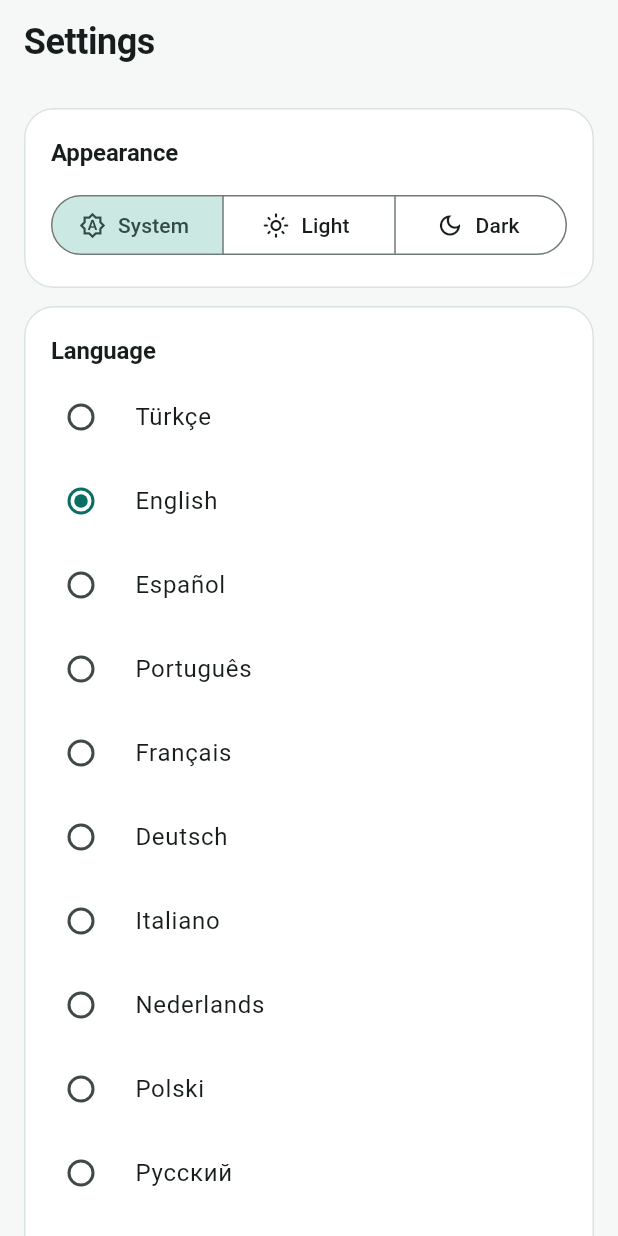
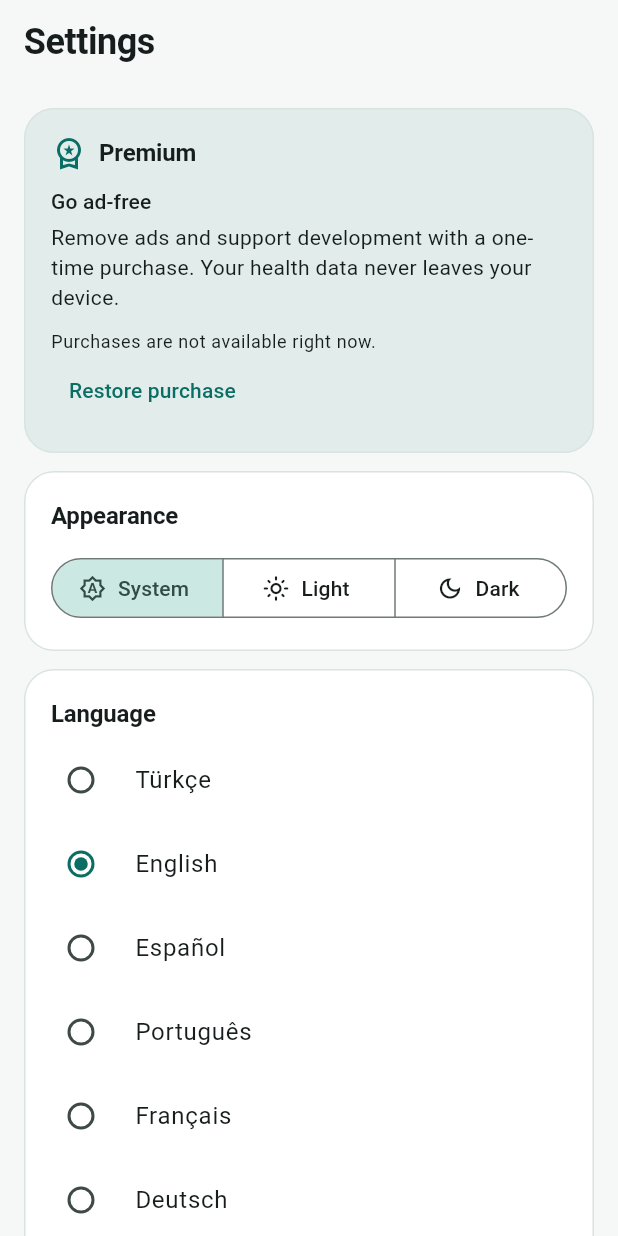
Before and after one commit to XPersPective/n-keto-tracker, a Flutter app: the SettingsPage screen opened by its route, on a phone screen of 412 x 824 dp. Run offline on Flutter 3.47's test engine with Material 3 defaults, Android fonts, the phone set to English and light mode, and no system bars; our stand-ins replace drift, fl_chart, flutter_riverpod, flutter_secure_storage, go_router, google_mobile_ads and 2 more; accounts and stored records are empty; generated files the repository leaves out were written again.

Commit message:
feat(monetization): AdMob (NPA, UMP, G) + Play Billing premium + imza yapılandırması + offline kontrol politikası [PB-014]
PB-Task: PB-014
PB-Verification: domain
PB-Risk: high

```diff
--- a/lib/app/app.dart
+++ b/lib/app/app.dart
@@ -3,6 +3,7 @@ import 'package:flutter_localizations/flutter_localizations.dart';
 import 'package:flutter_riverpod/flutter_riverpod.dart';
 
 import '../core/config/app_config.dart';
+import '../core/monetization/ads_controller.dart';
 import 'l10n/generated/app_localizations.dart';
 import 'locale_provider.dart';
 import 'router.dart';
@@ -22,6 +23,7 @@ class NKetoApp extends ConsumerWidget {
 
   @override
   Widget build(BuildContext context, WidgetRef ref) {
+    ref.watch(adsProvider); // UMP onamı + AdMob başlatma (yalnız Android)
     return MaterialApp.router(
       title: AppConfig.appBrandName,
       debugShowCheckedModeBanner: false,
--- /dev/null
+++ b/lib/core/monetization/monetization_config.dart
@@ -0,0 +1,27 @@
+import 'dart:io' show Platform;
+
+import 'package:flutter/foundation.dart' show kIsWeb;
+
+/// Reklam + ödeme yapılandırması (ADR-PB-012). Varsayılanlar Google'ın
+/// herkese açık TEST kimlikleridir; üretimde `--dart-define` ile
+/// gerçek değerler verilir (sır değil ama hesaba bağlıdır).
+abstract final class MonetizationConfig {
+  static const String premiumProductId = String.fromEnvironment(
+    'PREMIUM_PRODUCT_ID',
+    defaultValue: 'premium_remove_ads',
+  );
+
+  /// Google'ın test banner birimi.
+  static const String bannerUnitId = String.fromEnvironment(
+    'ADMOB_BANNER_UNIT_ID',
+    defaultValue: 'ca-app-pub-3940256099942544/6300978111',
+  );
+
+  /// Boşsa istemci yalnız Play Billing'e güvenir (PB-015 sunucusu isteğe bağlı).
+  static const String verifyUrl = String.fromEnvironment('PREMIUM_VERIFY_URL');
+
+  static const String packageName = 'com.crazypenguin.nketotracker';
+
+  /// Reklam/ödeme yalnız Android'de (iOS kapsam dışı).
+  static bool get supported => !kIsWeb && Platform.isAndroid;
+}
--- /dev/null
+++ b/lib/core/monetization/premium_controller.dart
@@ -0,0 +1,122 @@
+import 'dart:async';
+
+import 'package:flutter_riverpod/flutter_riverpod.dart';
+import 'package:flutter_secure_storage/flutter_secure_storage.dart';
+import 'package:in_app_purchase/in_app_purchase.dart';
+
+import 'monetization_config.dart';
+import 'purchase_verifier.dart';
+
+class PremiumState {
+  const PremiumState({
+    this.premium = false,
+    this.price,
+    this.busy = false,
+    this.available = false,
+  });
+
+  final bool premium;
+
+  /// Play'den gelen yerelleştirilmiş fiyat metni (ürün yüklenene dek null).
+  final String? price;
+  final bool busy;
+  final bool available;
+
+  PremiumState copyWith({
+    bool? premium,
+    String? price,
+    bool? busy,
+    bool? available,
+  }) => PremiumState(
+    premium: premium ?? this.premium,
+    price: price ?? this.price,
+    busy: busy ?? this.busy,
+    available: available ?? this.available,
+  );
+}
+
+const _storageKey = 'premium_v1';
+
+/// Reklamsız "Premium" tek seferlik satın alma (ADR-PB-012).
+/// Durum yerelde güvenli depoda önbelleğe alınır; açılışta Play ile
+/// geri yüklenir. ponytail: iade sonrası önbellek temizliği yok — gerekirse
+/// sunucu tarafı RTDN ile eklenir.
+class PremiumController extends Notifier<PremiumState> {
+  StreamSubscription<List<PurchaseDetails>>? _sub;
+  ProductDetails? _product;
+  final VerifyCall _verify = httpVerifier();
+  final _storage = const FlutterSecureStorage();
+
+  @override
+  PremiumState build() {
+    ref.onDispose(() => _sub?.cancel());
+    if (MonetizationConfig.supported) scheduleMicrotask(_init);
+    return const PremiumState();
+  }
+
+  Future<void> _init() async {
+    try {
+      final cached = await _storage.read(key: _storageKey);
+      if (cached == 'true') state = state.copyWith(premium: true);
+    } catch (_) {}
+    final iap = InAppPurchase.instance;
+    _sub = iap.purchaseStream.listen(_onPurchases, onError: (_) {});
+    if (!await iap.isAvailable()) return;
+    final res = await iap.queryProductDetails({
+      MonetizationConfig.premiumProductId,
+    });
+    if (res.productDetails.isNotEmpty) {
+      _product = res.productDetails.first;
+      state = state.copyWith(available: true, price: _product!.price);
+    }
+    await iap.restorePurchases();
+  }
+
+  Future<void> buy() async {
+    final p = _product;
+    if (p == null || state.busy) return;
+    state = state.copyWith(busy: true);
+    try {
+      await InAppPurchase.instance.buyNonConsumable(
+        purchaseParam: PurchaseParam(productDetails: p),
+      );
+    } catch (_) {
+      state = state.copyWith(busy: false);
+    }
+  }
+
+  Future<void> restore() async {
+    if (!MonetizationConfig.supported) return;
+    await InAppPurchase.instance.restorePurchases();
+  }
+
+  Future<void> _onPurchases(List<PurchaseDetails> list) async {
+    for (final p in list) {
+      if (p.productID != MonetizationConfig.premiumProductId) continue;
+      switch (p.status) {
+        case PurchaseStatus.purchased || PurchaseStatus.restored:
+          final ok = await shouldGrantPremium(
+            p.verificationData.serverVerificationData,
+            _verify,
+          );
+          if (ok) {
+            state = state.copyWith(premium: true, busy: false);
+            try {
+              await _storage.write(key: _storageKey, value: 'true');
+            } catch (_) {}
+          }
+        case PurchaseStatus.pending:
+          break;
+        case PurchaseStatus.error || PurchaseStatus.canceled:
+          state = state.copyWith(busy: false);
+      }
+      if (p.pendingCompletePurchase) {
+        await InAppPurchase.instance.completePurchase(p);
+      }
+    }
+  }
+}
+
+final premiumProvider = NotifierProvider<PremiumController, PremiumState>(
+  PremiumController.new,
+);
--- a/lib/features/settings/settings_page.dart
+++ b/lib/features/settings/settings_page.dart
@@ -6,6 +6,10 @@ import '../../app/l10n/generated/app_localizations.dart';
 import '../../app/l10n/language_names.dart';
 import '../../app/locale_provider.dart';
 import '../../core/database/settings_repository.dart';
+import '../../core/monetization/ad_banner.dart';
+import '../../core/monetization/ads_controller.dart';
+import '../../core/monetization/monetization_config.dart';
+import '../../core/monetization/premium_controller.dart';
 
 /// Ayarlar: görünüm (Sistem/Açık/Koyu), dil, veri yönetimi, hakkında.
 /// Tercihler AppSettings'e yazılır ve anında uygulanır.
@@ -21,11 +25,21 @@ class SettingsPage extends ConsumerWidget {
         ref.watch(appLocaleProvider)?.languageCode ??
         Localizations.localeOf(context).languageCode;
 
+    final premium = ref.watch(premiumProvider);
+    final adsState = ref.watch(adsProvider);
+
     return Scaffold(
       appBar: AppBar(title: Text(l10n.settingsTitle)),
+      bottomNavigationBar: const SafeArea(
+        child: Center(heightFactor: 1, child: AdBanner()),
+      ),
       body: ListView(
         padding: const EdgeInsets.all(16),
         children: [
+          if (MonetizationConfig.supported) ...[
+            _PremiumCard(state: premium),
+            const SizedBox(height: 12),
+          ],
           Card(
             child: Padding(
               padding: const EdgeInsets.all(18),
@@ -109,6 +123,12 @@ class SettingsPage extends ConsumerWidget {
             title: Text(l10n.dataManagementTitle),
             onTap: () => context.push('/settings/data'),
           ),
+          if (adsState.privacyOptionsRequired)
+            ListTile(
+              leading: const Icon(Icons.privacy_tip_outlined),
+              title: Text(l10n.adsPrivacyOptions),
+              onTap: () => ref.read(adsProvider.notifier).showPrivacyOptions(),
+            ),
           ListTile(
             leading: const Icon(Icons.info_outline),
             title: Text(l10n.aboutTitle),
@@ -119,3 +139,67 @@ class SettingsPage extends ConsumerWidget {
     );
   }
 }
+
+/// Reklamsız Premium kartı: satın al / geri yükle / etkin durumu.
+class _PremiumCard extends ConsumerWidget {
+  const _PremiumCard({required this.state});
+
+  final PremiumState state;
+
+  @override
+  Widget build(BuildContext context, WidgetRef ref) {
+    final l10n = AppLocalizations.of(context)!;
+    final scheme = Theme.of(context).colorScheme;
+    final ctrl = ref.read(premiumProvider.notifier);
+    return Card(
+      color: scheme.primary.withValues(alpha: 0.08),
+      child: Padding(
+        padding: const EdgeInsets.all(18),
+        child: Column(
+          crossAxisAlignment: CrossAxisAlignment.start,
+          children: [
+            Row(
+              children: [
+                Icon(Icons.workspace_premium_outlined, color: scheme.primary),
+                const SizedBox(width: 8),
+                Text(
+                  l10n.premiumTitle,
+                  style: Theme.of(context).textTheme.titleMedium,
+                ),
+              ],
+            ),
+            const SizedBox(height: 10),
+            if (state.premium)
+              Text(l10n.premiumActive)
+            else ...[
+              Text(
+                l10n.premiumHeading,
+                style: Theme.of(context).textTheme.titleSmall,
+              ),
+              const SizedBox(height: 4),
+              Text(l10n.premiumBody),
+              const SizedBox(height: 12),
+              if (state.available && state.price != null)
+                SizedBox(
+                  width: double.infinity,
+                  child: FilledButton(
+                    onPressed: state.busy ? null : ctrl.buy,
+                    child: Text(l10n.premiumBuy(state.price!)),
+                  ),
+                )
+              else
+                Text(
+                  l10n.premiumUnavailable,
+                  style: Theme.of(context).textTheme.bodySmall,
+                ),
+              TextButton(
+                onPressed: ctrl.restore,
+                child: Text(l10n.premiumRestore),
+              ),
+            ],
+          ],
+        ),
+      ),
+    );
+  }
+}
--- a/pubspec.yaml
+++ b/pubspec.yaml
@@ -46,6 +46,8 @@ dependencies:
   share_plus: ^13.3.0
   integration_test:
     sdk: flutter
+  google_mobile_ads: ^9.1.0
+  in_app_purchase: ^3.3.1
 
 dev_dependencies:
   flutter_test:
```
Also changed, not shown: lib/app/app_shell.dart (+9 -1 lines), lib/core/monetization/ad_banner.dart (added, +64 -0 lines), lib/core/monetization/ads_controller.dart (added, +65 -0 lines), lib/core/monetization/purchase_verifier.dart (added, +49 -0 lines), pubspec.lock, 4 other files.
